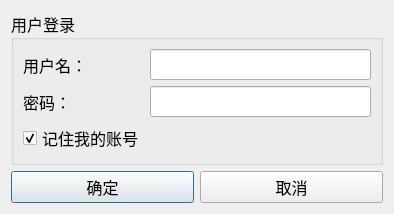
juzhijian/Programming.practice, file C++/QT_EVE_Box/sign_in.ui: the form before one commit.
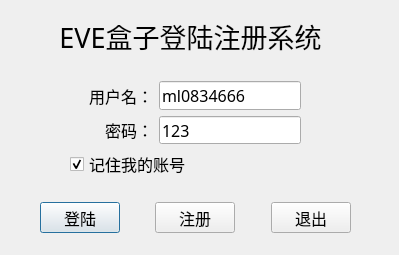
The form after the commit. Icons and pictures are not drawn.

Commit message: 1、添加了登录系统

```diff
--- a/C++/QT_EVE_Box/sign_in.ui
+++ b/C++/QT_EVE_Box/sign_in.ui
@@ -6,10 +6,22 @@
    <rect>
     <x>0</x>
     <y>0</y>
-    <width>394</width>
-    <height>203</height>
+    <width>399</width>
+    <height>255</height>
    </rect>
   </property>
+  <property name="minimumSize">
+   <size>
+    <width>399</width>
+    <height>255</height>
+   </size>
+  </property>
+  <property name="maximumSize">
+   <size>
+    <width>399</width>
+    <height>255</height>
+   </size>
+  </property>
   <property name="font">
    <font>
     <family>微软雅黑</family>
@@ -19,61 +31,268 @@
   <property name="windowTitle">
    <string>EVE盒子_登录</string>
   </property>
-  <layout class="QGridLayout" name="gridLayout_2">
-   <item row="1" column="0">
-    <widget class="QPushButton" name="pushButton">
-     <property name="text">
-      <string>确定</string>
-     </property>
-    </widget>
-   </item>
-   <item row="1" column="1">
-    <widget class="QPushButton" name="pushButton_2">
-     <property name="text">
-      <string>取消</string>
-     </property>
-    </widget>
-   </item>
-   <item row="0" column="0" colspan="2">
-    <widget class="QGroupBox" name="groupBox">
-     <property name="title">
-      <string>用户登录</string>
-     </property>
-     <layout class="QGridLayout" name="gridLayout">
-      <item row="1" column="2">
-       <widget class="QLineEdit" name="lineEdit_pwd"/>
-      </item>
-      <item row="1" column="0">
-       <widget class="QLabel" name="label_2">
-        <property name="text">
-         <string>密码：</string>
-        </property>
-       </widget>
-      </item>
-      <item row="0" column="0">
+  <widget class="QLabel" name="label_3">
+   <property name="geometry">
+    <rect>
+     <x>50</x>
+     <y>20</y>
+     <width>281</width>
+     <height>31</height>
+    </rect>
+   </property>
+   <property name="font">
+    <font>
+     <pointsize>20</pointsize>
+    </font>
+   </property>
+   <property name="text">
+    <string>EVE盒子登陆注册系统</string>
+   </property>
+   <property name="alignment">
+    <set>Qt::AlignCenter</set>
+   </property>
+  </widget>
+  <widget class="QLabel" name="piclabel">
+   <property name="geometry">
+    <rect>
+     <x>310</x>
+     <y>70</y>
+     <width>81</width>
+     <height>111</height>
+    </rect>
+   </property>
+   <property name="text">
+    <string/>
+   </property>
+  </widget>
+  <widget class="QWidget" name="">
+   <property name="geometry">
+    <rect>
+     <x>11</x>
+     <y>202</y>
+     <width>369</width>
+     <height>31</height>
+    </rect>
+   </property>
+   <layout class="QHBoxLayout" name="horizontalLayout">
+    <item>
+     <spacer name="horizontalSpacer">
+      <property name="orientation">
+       <enum>Qt::Horizontal</enum>
+      </property>
+      <property name="sizeHint" stdset="0">
+       <size>
+        <width>40</width>
+        <height>20</height>
+       </size>
+      </property>
+     </spacer>
+    </item>
+    <item>
+     <widget class="QPushButton" name="loginbtn">
+      <property name="text">
+       <string>登陆</string>
+      </property>
+      <property name="icon">
+       <iconset resource="eves.qrc">
+        <normaloff>:/images/Enter.png</normaloff>:/images/Enter.png</iconset>
+      </property>
+     </widget>
+    </item>
+    <item>
+     <spacer name="horizontalSpacer_2">
+      <property name="orientation">
+       <enum>Qt::Horizontal</enum>
+      </property>
+      <property name="sizeHint" stdset="0">
+       <size>
+        <width>40</width>
+        <height>20</height>
+       </size>
+      </property>
+     </spacer>
+    </item>
+    <item>
+     <widget class="QPushButton" name="registerbtn">
+      <property name="text">
+       <string>注册</string>
+      </property>
+      <property name="icon">
+       <iconset resource="eves.qrc">
+        <normaloff>:/images/log.png</normaloff>:/images/log.png</iconset>
+      </property>
+     </widget>
+    </item>
+    <item>
+     <spacer name="horizontalSpacer_3">
+      <property name="orientation">
+       <enum>Qt::Horizontal</enum>
+      </property>
+      <property name="sizeHint" stdset="0">
+       <size>
+        <width>40</width>
+        <height>20</height>
+       </size>
+      </property>
+     </spacer>
+    </item>
+    <item>
+     <widget class="QPushButton" name="exitbtn">
+      <property name="text">
+       <string>退出</string>
+      </property>
+      <property name="icon">
+       <iconset resource="eves.qrc">
+        <normaloff>:/images/exit.png</normaloff>:/images/exit.png</iconset>
+      </property>
+     </widget>
+    </item>
+    <item>
+     <spacer name="horizontalSpacer_4">
+      <property name="orientation">
+       <enum>Qt::Horizontal</enum>
+      </property>
+      <property name="sizeHint" stdset="0">
+       <size>
+        <width>40</width>
+        <height>20</height>
+       </size>
+      </property>
+     </spacer>
+    </item>
+   </layout>
+  </widget>
+  <widget class="QWidget" name="">
+   <property name="geometry">
+    <rect>
+     <x>70</x>
+     <y>81</y>
+     <width>231</width>
+     <height>97</height>
+    </rect>
+   </property>
+   <layout class="QVBoxLayout" name="verticalLayout">
+    <item>
+     <layout class="QHBoxLayout" name="horizontalLayout_2">
+      <item>
        <widget class="QLabel" name="label">
+        <property name="font">
+         <font>
+          <pointsize>12</pointsize>
+         </font>
+        </property>
         <property name="text">
          <string>用户名：</string>
         </property>
+        <property name="alignment">
+         <set>Qt::AlignRight|Qt::AlignTrailing|Qt::AlignVCenter</set>
+        </property>
        </widget>
       </item>
-      <item row="0" column="2">
-       <widget class="QLineEdit" name="lineEdit_name"/>
+      <item>
+       <widget class="QLineEdit" name="userline">
+        <property name="sizePolicy">
+         <sizepolicy hsizetype="Maximum" vsizetype="Fixed">
+          <horstretch>0</horstretch>
+          <verstretch>0</verstretch>
+         </sizepolicy>
+        </property>
+        <property name="maximumSize">
+         <size>
+          <width>157</width>
+          <height>16777215</height>
+         </size>
+        </property>
+        <property name="font">
+         <font>
+          <pointsize>12</pointsize>
+         </font>
+        </property>
+        <property name="text">
+         <string>ml0834666</string>
+        </property>
+        <property name="alignment">
+         <set>Qt::AlignLeading|Qt::AlignLeft|Qt::AlignVCenter</set>
+        </property>
+       </widget>
       </item>
-      <item row="2" column="0">
-       <widget class="QCheckBox" name="checkBox">
+     </layout>
+    </item>
+    <item>
+     <layout class="QHBoxLayout" name="horizontalLayout_3">
+      <item>
+       <widget class="QLabel" name="label_2">
+        <property name="font">
+         <font>
+          <pointsize>12</pointsize>
+         </font>
+        </property>
         <property name="text">
-         <string>记住我的账号</string>
+         <string>密码：</string>
         </property>
-        <property name="checked">
-         <bool>true</bool>
+        <property name="textFormat">
+         <enum>Qt::AutoText</enum>
         </property>
+        <property name="alignment">
+         <set>Qt::AlignRight|Qt::AlignTrailing|Qt::AlignVCenter</set>
+        </property>
        </widget>
       </item>
+      <item>
+       <widget class="QLineEdit" name="passwordline">
+        <property name="sizePolicy">
+         <sizepolicy hsizetype="Maximum" vsizetype="Fixed">
+          <horstretch>0</horstretch>
+          <verstretch>0</verstretch>
+         </sizepolicy>
+        </property>
+        <property name="maximumSize">
+         <size>
+          <width>157</width>
+          <height>16777215</height>
+         </size>
+        </property>
+        <property name="font">
+         <font>
+          <pointsize>12</pointsize>
+         </font>
+        </property>
+        <property name="text">
+         <string>123</string>
+        </property>
+        <property name="alignment">
+         <set>Qt::AlignLeading|Qt::AlignLeft|Qt::AlignVCenter</set>
+        </property>
+       </widget>
+      </item>
      </layout>
-    </widget>
-   </item>
-  </layout>
+    </item>
+    <item>
+     <widget class="QCheckBox" name="checkBox">
+      <property name="font">
+       <font>
+        <pointsize>12</pointsize>
+       </font>
+      </property>
+      <property name="text">
+       <string>记住我的账号</string>
+      </property>
+      <property name="checked">
+       <bool>true</bool>
+      </property>
+     </widget>
+    </item>
+   </layout>
+  </widget>
+  <zorder>loginbtn</zorder>
+  <zorder>exitbtn</zorder>
+  <zorder>registerbtn</zorder>
+  <zorder></zorder>
+  <zorder>passwordline</zorder>
+  <zorder></zorder>
+  <zorder>checkBox</zorder>
+  <zorder>label_3</zorder>
+  <zorder>piclabel</zorder>
  </widget>
  <tabstops>
   <tabstop>lineEdit_name</tabstop>
```
Left out of the diff: 12 changed lines with no effect on the pictures. The commit also changes 14 other files.
